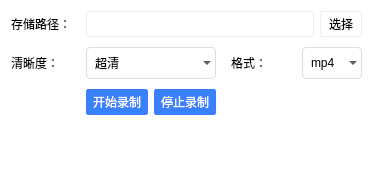
cloudroomSDK/API-Demo, file Windows/src/TestLocRecord/DlgLocalRecord.ui: the form before one commit.
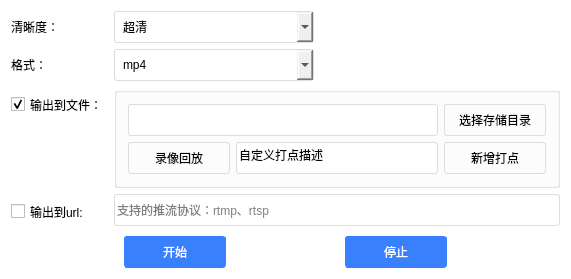
The form after the commit. Icons and pictures are not drawn.

```diff
--- a/Windows/src/TestLocRecord/DlgLocalRecord.ui
+++ b/Windows/src/TestLocRecord/DlgLocalRecord.ui
@@ -6,22 +6,39 @@
    <rect>
     <x>0</x>
     <y>0</y>
-    <width>373</width>
-    <height>170</height>
+    <width>571</width>
+    <height>279</height>
    </rect>
   </property>
   <property name="windowTitle">
    <string>本地录制</string>
   </property>
   <property name="styleSheet">
-   <string notr="true">#DlgLocalRecord {
+   <string notr="true">QLineEdit, QComboBox, QPushButton
+{
+	min-height: 30px;
+	min-width: 100px;
+	border: 1px solid rgb(221,221,221);
+	border-radius: 3px;
+}
+
+QPushButton:hover{
+	background: rgb(239,239,239);
+}
+
+QPushButton:pressed{
+	background: rgb(228,228,228);
+}
+
+QCheckBox{
+	min-height: 30px;
+}
+
+#DlgLocalRecord {
 	background: rgb(255,255,255);
 }
+
 QComboBox {
-	background: transparent;
-	border: 1px solid rgb(221,221,221);
-	border-radius: 4px;
-	min-height: 30px;
 	padding-left: 8px;
 	padding-right: 8px;
 }
@@ -55,34 +72,21 @@
 	background:rgb(57,129,252);
 	color: rgb(255,255,255);
 	border: 1px solid rgb(57,129,252);
-	border-radius: 2px;
-	min-height: 24px;
-	min-width: 60px;
+	min-width: 100px;
 }
 #btnStartRecord:hover, #btnStopRecord:hover, #btnStartRecord:pressed, #btnStopRecord:pressed {
 	background: rgb(5,117,197);
 }
-#btnChoosePath {
-	background:rgb(255,255,255);
-	color: rgb(0,0,0);
-	border: 1px solid rgb(240,240,240);
-	border-radius: 2px;
-	min-height: 24px;
-	min-width: 40px;
+
+#btnStartRecord:pressed,#btnStopRecord:pressed{
+	background: rgb(43,121,255);
 }
-#btnChoosePath:hover, #btnChoosePath:pressed {
-	background: rgb(246,246,246);
-}
-#editPath {
-	min-height: 24px;
-	border: 1px solid rgb(240,240,240);
-	border-radius: 2px;
-}</string>
+</string>
   </property>
   <layout class="QVBoxLayout" name="verticalLayout">
    <item>
     <widget class="QWidget" name="widget" native="true">
-     <layout class="QGridLayout" name="gridLayout">
+     <layout class="QFormLayout" name="formLayout_2">
       <property name="leftMargin">
        <number>0</number>
       </property>
@@ -95,53 +99,30 @@
       <property name="bottomMargin">
        <number>0</number>
       </property>
-      <property name="horizontalSpacing">
-       <number>15</number>
-      </property>
-      <property name="verticalSpacing">
-       <number>10</number>
-      </property>
       <item row="0" column="0">
-       <widget class="QLabel" name="label">
-        <property name="text">
-         <string>存储路径：</string>
+       <widget class="QLabel" name="label_4">
+        <property name="sizePolicy">
+         <sizepolicy hsizetype="Fixed" vsizetype="Preferred">
+          <horstretch>0</horstretch>
+          <verstretch>0</verstretch>
+         </sizepolicy>
         </property>
-        <property name="alignment">
-         <set>Qt::AlignLeading|Qt::AlignLeft|Qt::AlignVCenter</set>
-        </property>
-       </widget>
-      </item>
-      <item row="1" column="4">
-       <widget class="QComboBox" name="cbFormat">
-        <item>
-         <property name="text">
-          <string>mp4</string>
-         </property>
-        </item>
-        <item>
-         <property name="text">
-          <string>flv</string>
-         </property>
-        </item>
-        <item>
-         <property name="text">
-          <string>avi</string>
-         </property>
-        </item>
-       </widget>
-      </item>
-      <item row="1" column="3">
-       <widget class="QLabel" name="label_2">
         <property name="text">
-         <string>格式：</string>
+         <string>清晰度：</string>
         </property>
         <property name="alignment">
          <set>Qt::AlignLeading|Qt::AlignLeft|Qt::AlignVCenter</set>
         </property>
        </widget>
       </item>
-      <item row="1" column="2">
+      <item row="0" column="1">
        <widget class="QComboBox" name="cbDefinition">
+        <property name="maximumSize">
+         <size>
+          <width>200</width>
+          <height>16777215</height>
+         </size>
+        </property>
         <property name="currentIndex">
          <number>2</number>
         </property>
@@ -163,73 +144,193 @@
        </widget>
       </item>
       <item row="1" column="0">
-       <widget class="QLabel" name="label_4">
+       <widget class="QLabel" name="label_2">
+        <property name="sizePolicy">
+         <sizepolicy hsizetype="Fixed" vsizetype="Preferred">
+          <horstretch>0</horstretch>
+          <verstretch>0</verstretch>
+         </sizepolicy>
+        </property>
         <property name="text">
-         <string>清晰度：</string>
+         <string>格式：</string>
         </property>
         <property name="alignment">
          <set>Qt::AlignLeading|Qt::AlignLeft|Qt::AlignVCenter</set>
         </property>
        </widget>
       </item>
-      <item row="0" column="2" colspan="3">
-       <layout class="QHBoxLayout" name="horizontalLayout_2">
+      <item row="1" column="1">
+       <widget class="QComboBox" name="cbFormat">
+        <property name="maximumSize">
+         <size>
+          <width>200</width>
+          <height>16777215</height>
+         </size>
+        </property>
         <item>
-         <widget class="QLineEdit" name="editPath">
-          <property name="readOnly">
-           <bool>true</bool>
-          </property>
-         </widget>
+         <property name="text">
+          <string>mp4</string>
+         </property>
         </item>
         <item>
-         <widget class="QPushButton" name="btnChoosePath">
-          <property name="text">
-           <string>选择</string>
-          </property>
-         </widget>
+         <property name="text">
+          <string>flv</string>
+         </property>
         </item>
-       </layout>
-      </item>
-      <item row="2" column="2">
-       <layout class="QHBoxLayout" name="horizontalLayout_3">
         <item>
-         <widget class="QPushButton" name="btnStartRecord">
-          <property name="text">
-           <string>开始录制</string>
-          </property>
-         </widget>
+         <property name="text">
+          <string>avi</string>
+         </property>
         </item>
-        <item>
-         <widget class="QPushButton" name="btnStopRecord">
-          <property name="text">
-           <string>停止录制</string>
-          </property>
-         </widget>
-        </item>
-       </layout>
+       </widget>
+      </item>
+      <item row="2" column="0">
+       <widget class="QCheckBox" name="ckOutputFile">
+        <property name="layoutDirection">
+         <enum>Qt::LeftToRight</enum>
+        </property>
+        <property name="text">
+         <string>输出到文件：</string>
+        </property>
+        <property name="checked">
+         <bool>true</bool>
+        </property>
+       </widget>
+      </item>
+      <item row="2" column="1">
+       <widget class="QGroupBox" name="outputFileWidget">
+        <layout class="QVBoxLayout" name="verticalLayout_2">
+         <item>
+          <layout class="QHBoxLayout" name="horizontalLayout_2">
+           <item>
+            <widget class="QLineEdit" name="editPath">
+             <property name="readOnly">
+              <bool>true</bool>
+             </property>
+            </widget>
+           </item>
+           <item>
+            <widget class="QPushButton" name="btnChoosePath">
+             <property name="text">
+              <string>选择存储目录</string>
+             </property>
+            </widget>
+           </item>
+          </layout>
+         </item>
+         <item>
+          <layout class="QHBoxLayout" name="horizontalLayout_4">
+           <item>
+            <widget class="QPushButton" name="btnRecordPlay">
+             <property name="sizePolicy">
+              <sizepolicy hsizetype="Fixed" vsizetype="Fixed">
+               <horstretch>0</horstretch>
+               <verstretch>0</verstretch>
+              </sizepolicy>
+             </property>
+             <property name="text">
+              <string>录像回放</string>
+             </property>
+            </widget>
+           </item>
+           <item>
+            <widget class="QWidget" name="markPage" native="true">
+             <layout class="QHBoxLayout" name="horizontalLayout">
+              <property name="leftMargin">
+               <number>0</number>
+              </property>
+              <property name="topMargin">
+               <number>0</number>
+              </property>
+              <property name="rightMargin">
+               <number>0</number>
+              </property>
+              <property name="bottomMargin">
+               <number>0</number>
+              </property>
+              <item>
+               <widget class="QLineEdit" name="editMarkDesc">
+                <property name="text">
+                 <string>自定义打点描述</string>
+                </property>
+                <property name="placeholderText">
+                 <string>自定义打点描述</string>
+                </property>
+               </widget>
+              </item>
+              <item>
+               <widget class="QPushButton" name="btnMark">
+                <property name="sizePolicy">
+                 <sizepolicy hsizetype="Fixed" vsizetype="Fixed">
+                  <horstretch>0</horstretch>
+                  <verstretch>0</verstretch>
+                 </sizepolicy>
+                </property>
+                <property name="text">
+                 <string>新增打点</string>
+                </property>
+               </widget>
+              </item>
+             </layout>
+            </widget>
+           </item>
+          </layout>
+         </item>
+        </layout>
+       </widget>
+      </item>
+      <item row="3" column="0">
+       <widget class="QCheckBox" name="ckOutputUrl">
+        <property name="layoutDirection">
+         <enum>Qt::LeftToRight</enum>
+        </property>
+        <property name="text">
+         <string>输出到url:</string>
+        </property>
+       </widget>
+      </item>
+      <item row="3" column="1">
+       <widget class="QLineEdit" name="editUrl">
+        <property name="text">
+         <string/>
+        </property>
+        <property name="placeholderText">
+         <string>支持的推流协议：rtmp、rtsp</string>
+        </property>
+       </widget>
       </item>
      </layout>
     </widget>
    </item>
    <item>
-    <widget class="QLabel" name="lbOutputInfo">
-     <property name="text">
-      <string/>
-     </property>
-    </widget>
-   </item>
-   <item>
-    <spacer name="verticalSpacer">
-     <property name="orientation">
-      <enum>Qt::Vertical</enum>
-     </property>
-     <property name="sizeHint" stdset="0">
-      <size>
-       <width>20</width>
-       <height>40</height>
-      </size>
-     </property>
-    </spacer>
+    <layout class="QHBoxLayout" name="horizontalLayout_3">
+     <item>
+      <widget class="QPushButton" name="btnStartRecord">
+       <property name="sizePolicy">
+        <sizepolicy hsizetype="Fixed" vsizetype="Fixed">
+         <horstretch>0</horstretch>
+         <verstretch>0</verstretch>
+        </sizepolicy>
+       </property>
+       <property name="text">
+        <string>开始</string>
+       </property>
+      </widget>
+     </item>
+     <item>
+      <widget class="QPushButton" name="btnStopRecord">
+       <property name="sizePolicy">
+        <sizepolicy hsizetype="Fixed" vsizetype="Fixed">
+         <horstretch>0</horstretch>
+         <verstretch>0</verstretch>
+        </sizepolicy>
+       </property>
+       <property name="text">
+        <string>停止</string>
+       </property>
+      </widget>
+     </item>
+    </layout>
    </item>
   </layout>
  </widget>
```
Left out of the diff: 6 changed lines with no effect on the pictures.
